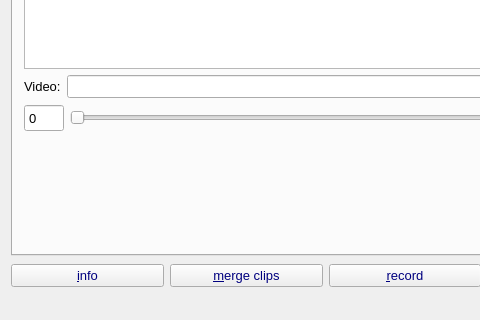
fasa1964/screenrecorder, file mainwindow.ui: the form before one commit; both pictures show x 0 to 480 and y 172 to 492 of the 651 by 492 pixel window.
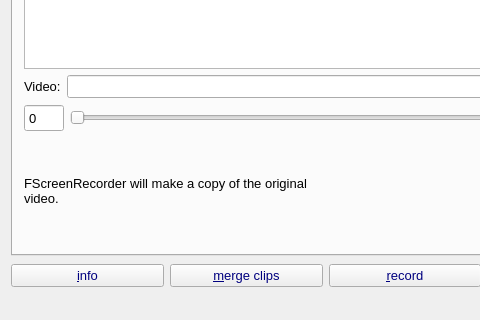
The form after the commit. The open tabs and pages were chosen to show the change. Icons and pictures are not drawn. Custom widgets are drawn as their Qt base class.

Commit message: Fixed in the tool panel the duration handle for cutting videos. Changed the argument list for reading the process output from ffmpeg. Because the application ffprobe is not available since 2022.

```diff
--- a/mainwindow.ui
+++ b/mainwindow.ui
@@ -670,6 +670,16 @@
         <item row="0" column="0" colspan="3">
          <widget class="QListWidget" name="videoListWidget"/>
         </item>
+        <item row="3" column="0">
+         <widget class="QLabel" name="label_9">
+          <property name="text">
+           <string>FScreenRecorder will make a copy of the original video.</string>
+          </property>
+          <property name="wordWrap">
+           <bool>true</bool>
+          </property>
+         </widget>
+        </item>
        </layout>
       </widget>
      </widget>
```
The commit also changes 2 other files.
